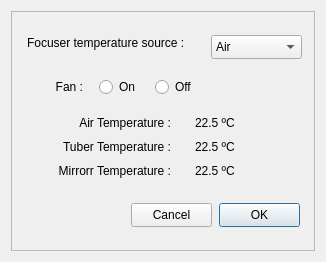
First picture: the form in CCA.ui, repository rpineau/CCA, before the edit.
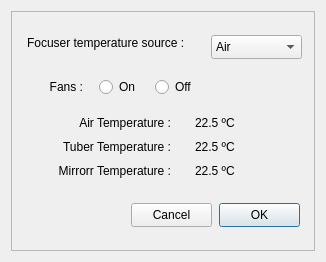
Second picture: the form after the edit. Custom widgets are drawn as their Qt base class.

Commit message: This version is 100% working on macOS... 90% working on Windows.. simple commands don't seem to work.. goto works.

Patch:
```diff
--- a/CCA.ui
+++ b/CCA.ui
@@ -164,7 +164,7 @@
        </rect>
       </property>
       <property name="text">
-       <string>Fan :</string>
+       <string>Fans :</string>
       </property>
       <property name="alignment">
        <set>Qt::AlignRight|Qt::AlignTrailing|Qt::AlignVCenter</set>
```
The commit also changes 5 other files.
